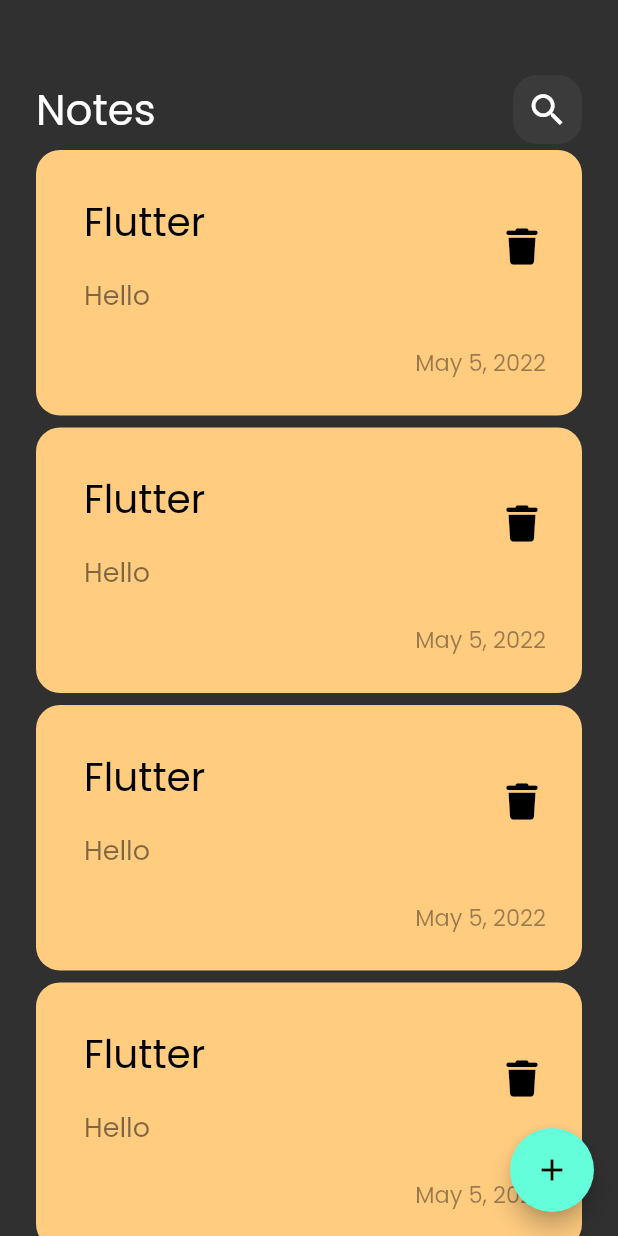
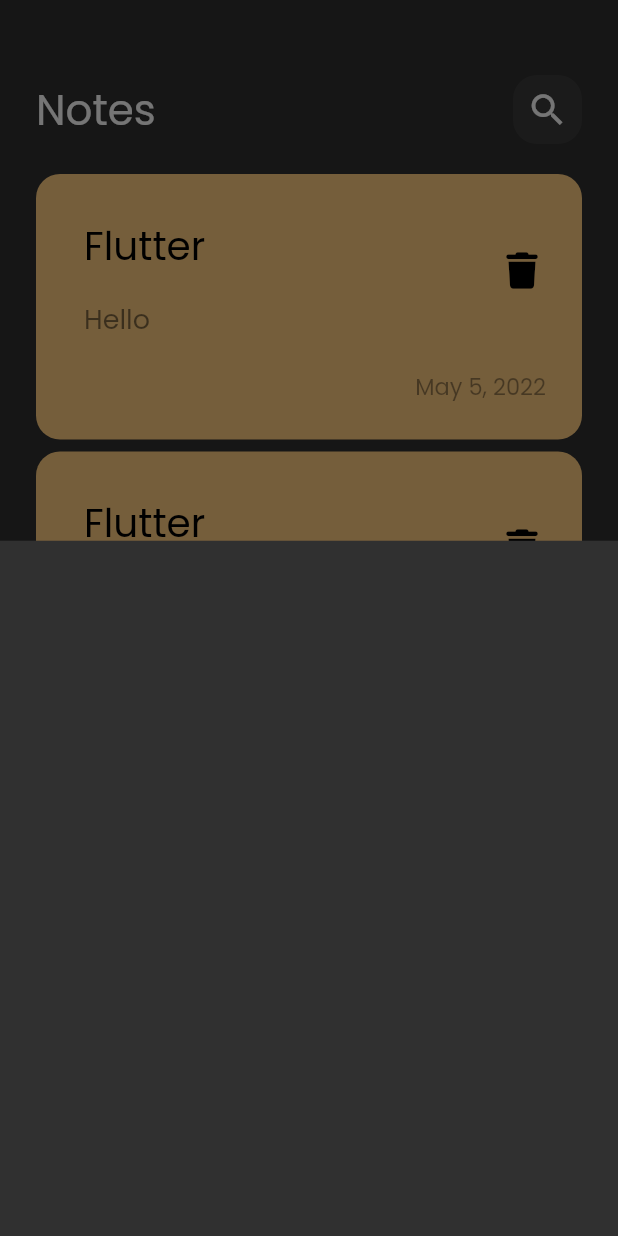
Before and after one commit to Eslam-Alaa-ZX/NoteApp, a Flutter app: the screen it shows after launch, after a tap on the "add" icon, on a phone screen of 412 x 824 dp. Run offline on Flutter 3.47's test engine with Material 2 defaults, Android fonts, the phone set to English and light mode, and no system bars; our stand-ins replace font_awesome_flutter.

Commit message:
Eslam Alaa-Floating Action Button add new note

```diff
--- a/lib/main.dart
+++ b/lib/main.dart
@@ -15,7 +15,7 @@ class MyApp extends StatelessWidget {
       title: "Note App",
       theme: ThemeData(
         brightness: Brightness.dark,
-        fontFamily: "Poppins"
+        fontFamily: "Poppins",
       ),
       home: const NotesView(),
     );
--- a/lib/views/notes_view.dart
+++ b/lib/views/notes_view.dart
@@ -1,4 +1,5 @@
 import 'package:flutter/material.dart';
+import 'package:flutter_task2/views/widgets/AddNewNote.dart';
 import 'package:flutter_task2/views/widgets/NoteViewBody.dart';
 
 class NotesView extends StatelessWidget {
@@ -7,8 +8,16 @@ class NotesView extends StatelessWidget {
   @override
   Widget build(BuildContext context) {
     return Scaffold(
-      floatingActionButton: FloatingActionButton(onPressed: (){},
-      child: const Icon(Icons.add),
+      floatingActionButton: FloatingActionButton(
+        onPressed: () {
+          showModalBottomSheet(
+            context: context,
+            builder: (context) {
+              return const AddNewNote();
+            },
+          );
+        },
+        child: const Icon(Icons.add),
       ),
       body: const NoteViewBody(),
     );
--- /dev/null
+++ b/lib/views/widgets/AddNewNote.dart
@@ -0,0 +1,10 @@
+import 'package:flutter/material.dart';
+
+class AddNewNote extends StatelessWidget {
+  const AddNewNote({Key? key}) : super(key: key);
+
+  @override
+  Widget build(BuildContext context) {
+    return Container();
+  }
+}
--- a/lib/views/widgets/CSearchIcon.dart
+++ b/lib/views/widgets/CSearchIcon.dart
@@ -9,9 +9,8 @@ class CSearchIcon extends StatelessWidget {
       height: 46,
       width: 46,
       decoration: BoxDecoration(
-        color: Colors.white.withOpacity(0.05),
-        borderRadius: BorderRadius.circular(16)
-      ),
+          color: Colors.white.withOpacity(0.05),
+          borderRadius: BorderRadius.circular(16)),
       child: const Center(
         child: Icon(
           Icons.search,
--- a/lib/views/widgets/NoteList.dart
+++ b/lib/views/widgets/NoteList.dart
@@ -7,14 +7,17 @@ class NoteList extends StatelessWidget {
 
   @override
   Widget build(BuildContext context) {
-    return ListView.builder(
+    return Padding(
+      padding: const EdgeInsets.symmetric(vertical: 16),
+      child: ListView.builder(
         padding: EdgeInsets.zero,
-      itemBuilder: (context,index) {
+        itemBuilder: (context, index) {
           return const Padding(
             padding: EdgeInsets.symmetric(vertical: 4),
             child: CCard(),
           );
         },
+      ),
     );
   }
 }
```
Also changed, not shown: lib/views/widgets/AppBar.dart (+6 -3 lines), lib/views/widgets/NoteViewBody.dart (line endings or trailing spaces). Lines whose indentation alone changed are shown as unchanged.
